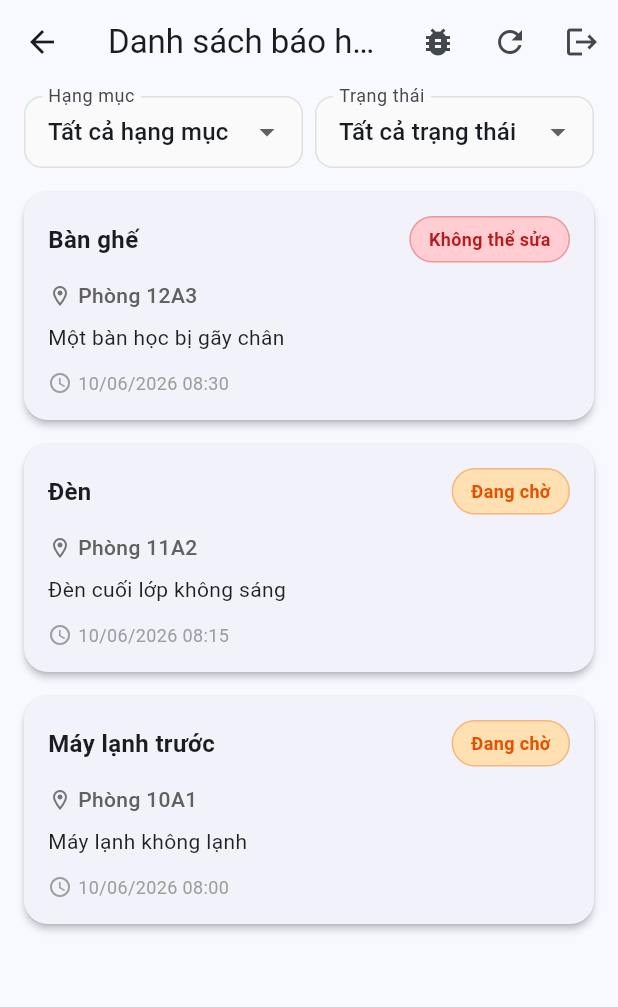
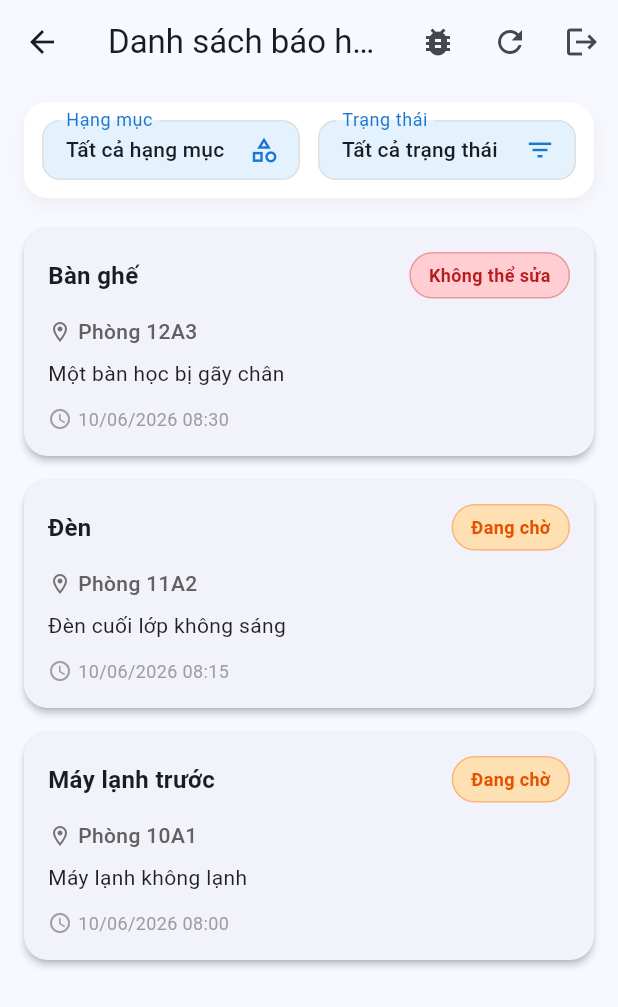
Before and after one commit to MinhSimpRaiden/FacilityReportApp, a Flutter app: the ReportListScreen screen opened directly, on a phone screen of 412 x 824 dp. Shown: the top 1007 px of the screen. Run offline on Flutter 3.47's test engine with Material 3 defaults, Android fonts, the phone set to English and light mode, and no system bars; our stand-ins replace cloud_firestore, firebase_core, firebase_messaging, flutter_local_notifications, shared_preferences; accounts and stored records are empty; network calls fail; statements that could not run were skipped.

Commit message:
UI: Redesign filter dropdowns with elevated container and subtle styles

```diff
--- a/lib/screens/reports/report_list_screen.dart
+++ b/lib/screens/reports/report_list_screen.dart
@@ -201,18 +201,39 @@ class _FilterDropdowns extends StatelessWidget {
   @override
   Widget build(BuildContext context) {
     return Padding(
-      padding: const EdgeInsets.fromLTRB(16, 8, 16, 8),
+      padding: const EdgeInsets.symmetric(horizontal: 16, vertical: 12),
+      child: Container(
+        decoration: BoxDecoration(
+          color: Colors.white,
+          borderRadius: BorderRadius.circular(16),
+          boxShadow: [
+            BoxShadow(
+              color: Colors.black.withValues(alpha: 0.05),
+              blurRadius: 10,
+              offset: const Offset(0, 4),
+            ),
+          ],
+        ),
+        padding: const EdgeInsets.all(12),
         child: Row(
           children: [
             Expanded(
               child: DropdownButtonFormField<String>(
                 initialValue: reportProvider.selectedCategory,
                 isExpanded: true,
-              decoration: const InputDecoration(
+                decoration: InputDecoration(
                   labelText: 'Hạng mục',
-                border: OutlineInputBorder(),
+                  labelStyle: TextStyle(color: Colors.blue.shade700),
+                  border: OutlineInputBorder(
+                    borderRadius: BorderRadius.circular(10),
+                    borderSide: BorderSide.none,
+                  ),
+                  filled: true,
+                  fillColor: Colors.blue.shade50,
+                  contentPadding: const EdgeInsets.symmetric(horizontal: 12, vertical: 8),
                   isDense: true,
                 ),
+                icon: Icon(Icons.category_outlined, color: Colors.blue.shade700, size: 20),
                 items: reportProvider.categories
                     .map(
                       (category) => DropdownMenuItem(
@@ -220,6 +241,7 @@ class _FilterDropdowns extends StatelessWidget {
                         child: Text(
                           category,
                           overflow: TextOverflow.ellipsis,
+                          style: const TextStyle(fontSize: 14),
                         ),
                       ),
                     )
@@ -231,16 +253,24 @@ class _FilterDropdowns extends StatelessWidget {
                 },
               ),
             ),
-          const SizedBox(width: 8),
+            const SizedBox(width: 12),
             Expanded(
               child: DropdownButtonFormField<String>(
                 initialValue: reportProvider.selectedStatus,
                 isExpanded: true,
-              decoration: const InputDecoration(
+                decoration: InputDecoration(
                   labelText: 'Trạng thái',
-                border: OutlineInputBorder(),
+                  labelStyle: TextStyle(color: Colors.blue.shade700),
+                  border: OutlineInputBorder(
+                    borderRadius: BorderRadius.circular(10),
+                    borderSide: BorderSide.none,
+                  ),
+                  filled: true,
+                  fillColor: Colors.blue.shade50,
+                  contentPadding: const EdgeInsets.symmetric(horizontal: 12, vertical: 8),
                   isDense: true,
                 ),
+                icon: Icon(Icons.filter_list, color: Colors.blue.shade700, size: 20),
                 items: reportProvider.statuses
                     .map(
                       (status) => DropdownMenuItem(
@@ -248,6 +278,7 @@ class _FilterDropdowns extends StatelessWidget {
                         child: Text(
                           status,
                           overflow: TextOverflow.ellipsis,
+                          style: const TextStyle(fontSize: 14),
                         ),
                       ),
                     )
@@ -261,6 +292,7 @@ class _FilterDropdowns extends StatelessWidget {
             ),
           ],
         ),
+      ),
     );
   }
 }
```
Lines whose indentation alone changed are shown as unchanged.
